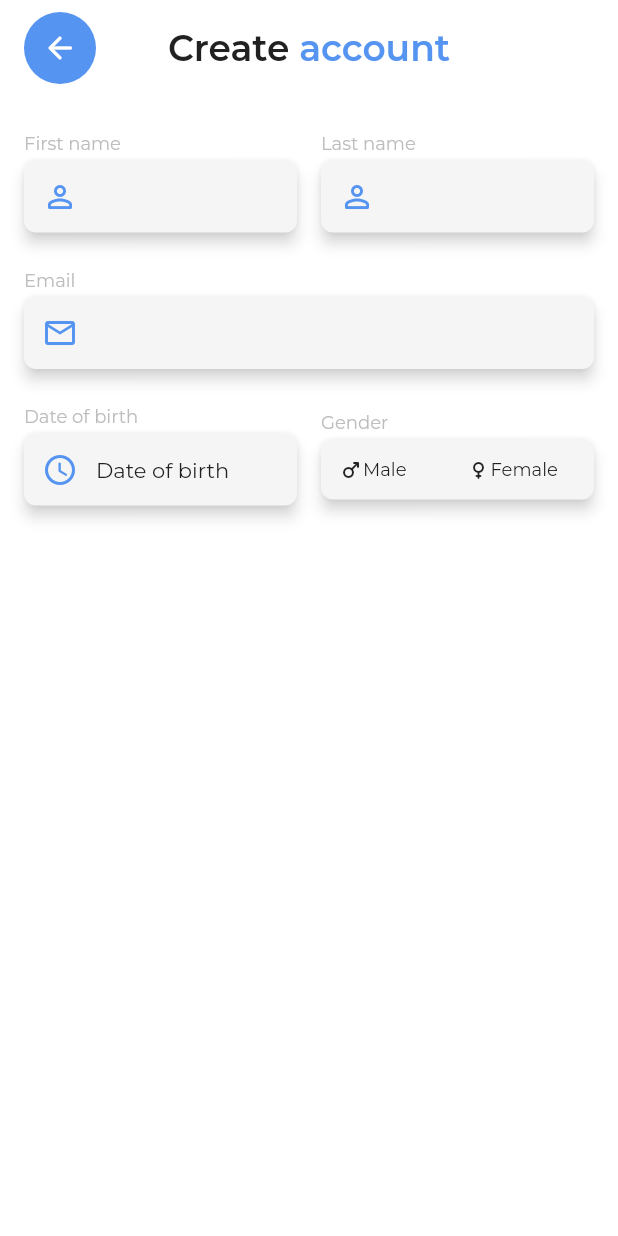
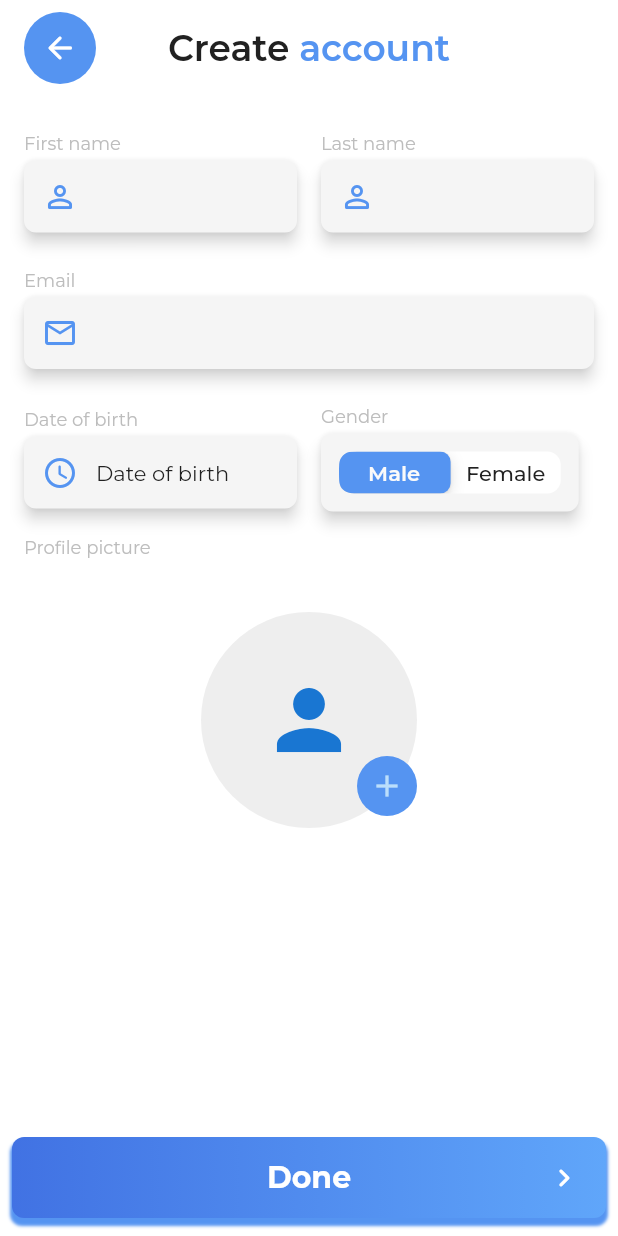
Before and after one commit to omar-khaium/kraya, a Flutter app: the CreateAccountScreen screen opened by its route, on a phone screen of 412 x 824 dp. Run offline on Flutter 3.47's test engine with Material 2 defaults, Android fonts, the light colour scheme and no system bars; our stand-ins replace google_fonts, pinput.

Commit message:
create account design done

```diff
--- a/lib/ui/screen/screen_create_account.dart
+++ b/lib/ui/screen/screen_create_account.dart
@@ -1,5 +1,8 @@
+import 'package:flutter/cupertino.dart';
 import 'package:flutter/material.dart';
+import 'package:kraya/core/gradient_button.dart';
 import 'package:kraya/ui/widgets/login/create_account/widget_create_acc_date_of_birth.dart';
+import 'package:kraya/ui/widgets/login/create_account/widget_gender.dart';
 import 'package:kraya/ui/widgets/login/create_account/widget_input_text.dart';
 import 'package:kraya/ui/widgets/login/verify_otp/widget_back_button.dart';
 
@@ -18,7 +21,7 @@ class _CreateAccountScreenState extends State<CreateAccountScreen> {
   final TextEditingController firstName = TextEditingController();
   final TextEditingController lastName = TextEditingController();
   final TextEditingController email = TextEditingController();
-  _GenderSelection genderSelection = _GenderSelection.none;
+
   @override
   Widget build(BuildContext context) {
     return Scaffold(
@@ -52,11 +55,12 @@ class _CreateAccountScreenState extends State<CreateAccountScreen> {
               padding: const EdgeInsets.all(16),
               child: Column(
                 mainAxisSize: MainAxisSize.min,
+                crossAxisAlignment: CrossAxisAlignment.start,
                 children: [
                   Row(
                     children: [
                       Expanded(
-                        child: WidgetInputText(
+                        child: WidgetInput(
                           label: "First name",
                           controller: firstName,
                           icon: Icons.person_outline_rounded,
@@ -65,7 +69,7 @@ class _CreateAccountScreenState extends State<CreateAccountScreen> {
                       ),
                       const SizedBox(width: 16),
                       Expanded(
-                        child: WidgetInputText(
+                        child: WidgetInput(
                           label: "Last name",
                           controller: lastName,
                           icon: Icons.person_outline_rounded,
@@ -75,7 +79,7 @@ class _CreateAccountScreenState extends State<CreateAccountScreen> {
                     ],
                   ),
                   const SizedBox(height: 24),
-                  WidgetInputText(
+                  WidgetInput(
                     label: "Email",
                     controller: email,
                     icon: Icons.email_outlined,
@@ -83,83 +87,49 @@ class _CreateAccountScreenState extends State<CreateAccountScreen> {
                   ),
                   const SizedBox(height: 24),
                   Row(
-                    children: [
-                      const Expanded(child: WidgetDateOfBirth()),
-                      const SizedBox(width: 16),
-                      Expanded(child: gender()),
+                    children: const [
+                      Expanded(child: WidgetDateOfBirth()),
+                      SizedBox(width: 16),
+                      Expanded(child: WidgetGender()),
                     ],
+                  ),
+                  const SizedBox(height: 16),
+                  Text("Profile picture", style: TextSystem.instance.small(ColorSystem.instance.hint)),
+                  const SizedBox(height: 36),
+                  Center(
+                    child: Stack(
+                      children: [
+                        CircleAvatar(
+                          radius: 72,
+                          backgroundColor: ColorSystem.instance.cardDeep,
+                          child: const Icon(Icons.person,size: 64,),
+                        ),
+                        Positioned(
+                            bottom: 8,
+                            right: 0,
+                            child: CircleAvatar(
+                              backgroundColor: ColorSystem.instance.primary,
+                              child: const Icon(Icons.add),
+                            )),
+                      ],
+                    ),
                   ),
                 ],
               ),
+            ),
+          ),
+          Padding(
+            padding: const EdgeInsets.symmetric(horizontal: 8.0,vertical: 12),
+            child: GradientButton(
+              hideIcon: false,
+              onPressed: () {
+                Navigator.of(context).pushReplacementNamed(AppRouter.newUserTypeSelectionScreen);
+              },
+              text: "Done",
             ),
           ),
         ],
       ),
     );
   }
-
-  Widget gender() {
-    return Column(
-      mainAxisSize: MainAxisSize.min,
-      crossAxisAlignment: CrossAxisAlignment.start,
-      children: [
-        Text("Gender", style: TextSystem.instance.small(ColorSystem.instance.hint)),
-        const SizedBox(height: 4),
-        PhysicalModel(
-          elevation: 4,
-          color: ColorSystem.instance.card,
-          shadowColor: ColorSystem.instance.cardDeep,
-          borderRadius: BorderRadius.circular(8),
-          clipBehavior: Clip.antiAliasWithSaveLayer,
-          child: Padding(
-            padding: const EdgeInsets.all(6.0),
-            child: Row(
-              mainAxisSize: MainAxisSize.min,
-              children: [
-                Expanded(
-                  child: PhysicalModel(
-                    color: genderSelection == _GenderSelection.male ? ColorSystem.instance.primary : ColorSystem.instance.card,
-                    borderRadius: BorderRadius.circular(8),
-                    child: Padding(
-                      padding: const EdgeInsets.all(6.0),
-                      child: Row(
-                        children: [
-                          Icon(Icons.male_rounded, color: ColorSystem.instance.text, size: 16),
-                          Text(
-                            "Male",
-                            style: TextSystem.instance.small(ColorSystem.instance.text),
-                          )
-                        ],
-                      ),
-                    ),
-                  ),
-                ),
-                Expanded(
-                  child: PhysicalModel(
-                    color: genderSelection == _GenderSelection.female ? ColorSystem.instance.primary : ColorSystem.instance.card,
-                    borderRadius: BorderRadius.circular(8),
-                    child: Padding(
-                      padding: const EdgeInsets.all(6.0),
-                      child: Row(
-                        children: [
-                          Icon(Icons.female_rounded, color: ColorSystem.instance.text, size: 16),
-                          Text(
-                            "Female",
-                            style: TextSystem.instance.small(ColorSystem.instance.text),
-                          )
-                        ],
-                      ),
-                    ),
-                  ),
-                ),
-              ],
-            ),
-          ),
-        ),
-      ],
-    );
-  }
-
 }
-
-enum _GenderSelection { none, male, female }
--- /dev/null
+++ b/lib/ui/widgets/login/create_account/widget_gender.dart
@@ -0,0 +1,60 @@
+import 'package:flutter/cupertino.dart';
+import 'package:kraya/core/colors.dart';
+import 'package:kraya/core/text_style.dart';
+import 'package:kraya/utils/enums.dart';
+
+class WidgetGender extends StatefulWidget {
+  const WidgetGender({Key? key}) : super(key: key);
+
+  @override
+  State<WidgetGender> createState() => _WidgetGenderState();
+}
+
+class _WidgetGenderState extends State<WidgetGender> {
+  GenderSelection genderSelection = GenderSelection.male;
+
+  @override
+  Widget build(BuildContext context) {
+    return Column(
+      mainAxisSize: MainAxisSize.min,
+      crossAxisAlignment: CrossAxisAlignment.start,
+      children: [
+        Text("Gender", style: TextSystem.instance.small(ColorSystem.instance.hint)),
+        const SizedBox(height: 4),
+        PhysicalModel(
+          elevation: 4,
+          color: ColorSystem.instance.card,
+          shadowColor: ColorSystem.instance.cardDeep,
+          borderRadius: BorderRadius.circular(8),
+          clipBehavior: Clip.antiAliasWithSaveLayer,
+          child: Padding(
+            padding: const EdgeInsets.all(12),
+            child: CupertinoSlidingSegmentedControl<GenderSelection>(
+              children: {
+                GenderSelection.male: Text(
+                  "Male",
+                  style: TextSystem.instance.normal(
+                      genderSelection == GenderSelection.male ? ColorSystem.instance.alternateText : ColorSystem.instance.text),
+                ),
+                GenderSelection.female: Text(
+                  "Female",
+                  style: TextSystem.instance.normal(
+                      genderSelection == GenderSelection.female ? ColorSystem.instance.alternateText : ColorSystem.instance.text),
+                ),
+              },
+              groupValue: genderSelection,
+              backgroundColor: ColorSystem.instance.background,
+              thumbColor: ColorSystem.instance.primary,
+              padding: EdgeInsets.zero,
+              onValueChanged: (selection) {
+                setState(() {
+                  genderSelection = selection ?? GenderSelection.male;
+                });
+              },
+            ),
+          ),
+        ),
+      ],
+    );
+  }
+}
--- a/lib/ui/widgets/login/create_account/widget_input_text.dart
+++ b/lib/ui/widgets/login/create_account/widget_input_text.dart
@@ -2,7 +2,7 @@ import 'package:flutter/material.dart';
 import 'package:kraya/core/colors.dart';
 import 'package:kraya/core/text_style.dart';
 
-class WidgetInputText extends StatefulWidget {
+class WidgetInput extends StatefulWidget {
   final String label;
   final TextEditingController controller;
   final IconData icon;
@@ -10,9 +10,9 @@ class WidgetInputText extends StatefulWidget {
 
 
   @override
-  State<WidgetInputText> createState() => _WidgetInputTextState();
+  State<WidgetInput> createState() => _WidgetInputState();
 
-  const WidgetInputText({super.key,
+  const WidgetInput({super.key,
     required this.label,
     required this.controller,
     required this.icon,
@@ -20,7 +20,7 @@ class WidgetInputText extends StatefulWidget {
   });
 }
 
-class _WidgetInputTextState extends State<WidgetInputText> {
+class _WidgetInputState extends State<WidgetInput> {
   @override
   Widget build(BuildContext context) {
     return Column(
--- /dev/null
+++ b/lib/utils/enums.dart
@@ -0,0 +1 @@
+enum GenderSelection { none, male, female }
```
